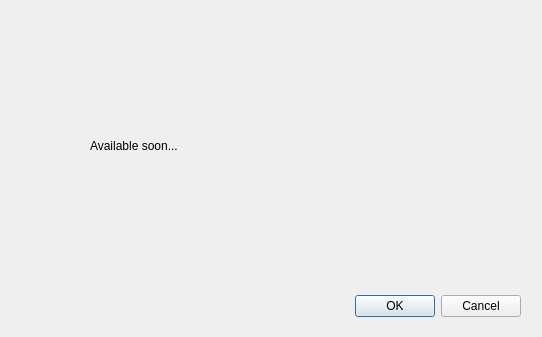
Above: src/statsdialog.ui from frechilla/qslotracing before the change. Below: the same form after it.
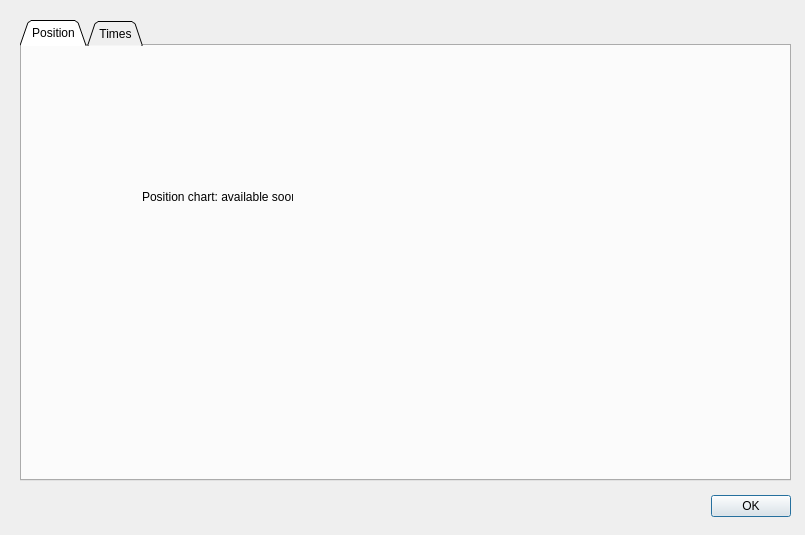
That is the form after the change.

Commit message: GUI updated: stats window improved.

The edit to the form file:
```diff
--- a/src/statsdialog.ui
+++ b/src/statsdialog.ui
@@ -6,8 +6,8 @@
    <rect>
     <x>0</x>
     <y>0</y>
-    <width>542</width>
-    <height>337</height>
+    <width>805</width>
+    <height>535</height>
    </rect>
   </property>
   <property name="windowTitle">
@@ -16,9 +16,9 @@
   <widget class="QDialogButtonBox" name="buttonBox">
    <property name="geometry">
     <rect>
-     <x>180</x>
-     <y>290</y>
-     <width>341</width>
+     <x>710</x>
+     <y>490</y>
+     <width>81</width>
      <height>32</height>
     </rect>
    </property>
@@ -26,21 +26,60 @@
     <enum>Qt::Horizontal</enum>
    </property>
    <property name="standardButtons">
-    <set>QDialogButtonBox::Cancel|QDialogButtonBox::Ok</set>
+    <set>QDialogButtonBox::Ok</set>
    </property>
   </widget>
-  <widget class="QLabel" name="label">
+  <widget class="QTabWidget" name="tabWidget">
    <property name="geometry">
     <rect>
-     <x>90</x>
-     <y>130</y>
-     <width>191</width>
-     <height>31</height>
+     <x>20</x>
+     <y>20</y>
+     <width>771</width>
+     <height>461</height>
     </rect>
    </property>
-   <property name="text">
-    <string>Available soon...</string>
+   <property name="tabShape">
+    <enum>QTabWidget::Triangular</enum>
    </property>
+   <property name="currentIndex">
+    <number>0</number>
+   </property>
+   <widget class="QWidget" name="tab">
+    <attribute name="title">
+     <string>Position</string>
+    </attribute>
+    <widget class="QLabel" name="label">
+     <property name="geometry">
+      <rect>
+       <x>120</x>
+       <y>130</y>
+       <width>151</width>
+       <height>41</height>
+      </rect>
+     </property>
+     <property name="text">
+      <string>Position chart: available soon...</string>
+     </property>
+    </widget>
+   </widget>
+   <widget class="QWidget" name="tab_2">
+    <attribute name="title">
+     <string>Times</string>
+    </attribute>
+    <widget class="QLabel" name="label_2">
+     <property name="geometry">
+      <rect>
+       <x>90</x>
+       <y>100</y>
+       <width>221</width>
+       <height>41</height>
+      </rect>
+     </property>
+     <property name="text">
+      <string>Times: available soon...</string>
+     </property>
+    </widget>
+   </widget>
   </widget>
  </widget>
  <resources/>
```
Left out of the diff: 2 changed lines with no effect on the pictures. The commit also changes 3 other files.
